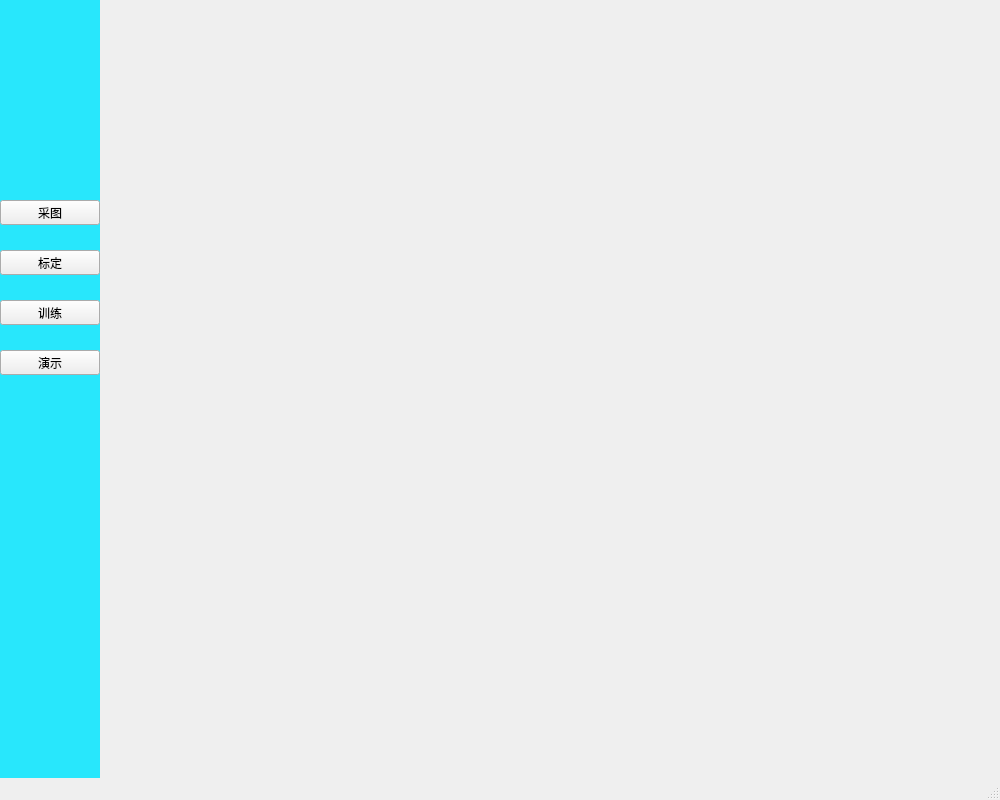
Before: the Qt Designer form resource/ui/main.ui in dongdong123456/Versionary_3D, drawn with Qt 5.
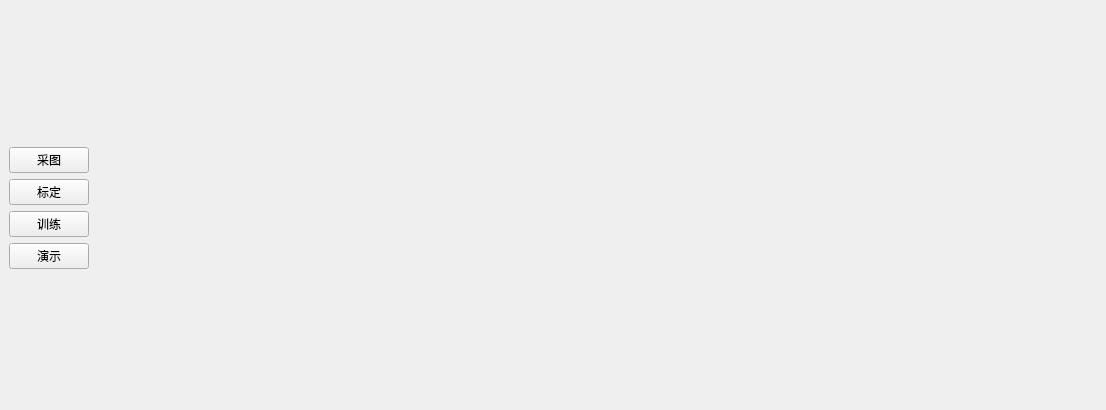
After: the same form once the commit is applied. Icons and pictures are not drawn.

```diff
--- a/resource/ui/main.ui
+++ b/resource/ui/main.ui
@@ -6,8 +6,8 @@
    <rect>
     <x>0</x>
     <y>0</y>
-    <width>1000</width>
-    <height>800</height>
+    <width>1106</width>
+    <height>410</height>
    </rect>
   </property>
   <property name="sizePolicy">
@@ -18,81 +18,33 @@
   </property>
   <property name="minimumSize">
    <size>
-    <width>1000</width>
-    <height>800</height>
-   </size>
-  </property>
-  <property name="maximumSize">
-   <size>
-    <width>1000</width>
-    <height>800</height>
+    <width>200</width>
+    <height>200</height>
    </size>
   </property>
   <property name="windowTitle">
    <string>Version3D</string>
   </property>
   <widget class="QWidget" name="centralwidget">
-   <widget class="QLabel" name="label_2">
-    <property name="geometry">
-     <rect>
-      <x>0</x>
-      <y>0</y>
-      <width>100</width>
-      <height>800</height>
-     </rect>
-    </property>
     <property name="sizePolicy">
-     <sizepolicy hsizetype="Fixed" vsizetype="Fixed">
+    <sizepolicy hsizetype="Expanding" vsizetype="Expanding">
       <horstretch>0</horstretch>
       <verstretch>0</verstretch>
      </sizepolicy>
     </property>
-    <property name="minimumSize">
-     <size>
-      <width>100</width>
-      <height>800</height>
-     </size>
-    </property>
-    <property name="maximumSize">
-     <size>
-      <width>100</width>
-      <height>800</height>
-     </size>
-    </property>
-    <property name="autoFillBackground">
-     <bool>false</bool>
-    </property>
-    <property name="styleSheet">
-     <string notr="true">background-color:rgb(40, 231, 252)</string>
-    </property>
-    <property name="text">
-     <string/>
-    </property>
-    <property name="textFormat">
-     <enum>Qt::AutoText</enum>
-    </property>
-   </widget>
+   <layout class="QFormLayout" name="formLayout">
+    <item row="0" column="0" colspan="2">
+     <layout class="QFormLayout" name="formLayout_2">
+      <item row="0" column="0">
+       <layout class="QVBoxLayout" name="verticalLayout" stretch="2,0,0,0,0,2">
+        <item>
    <widget class="QLabel" name="label">
-    <property name="geometry">
-     <rect>
-      <x>0</x>
-      <y>30</y>
-      <width>100</width>
-      <height>100</height>
-     </rect>
-    </property>
     <property name="sizePolicy">
      <sizepolicy hsizetype="Expanding" vsizetype="Expanding">
       <horstretch>0</horstretch>
       <verstretch>0</verstretch>
      </sizepolicy>
     </property>
-    <property name="maximumSize">
-     <size>
-      <width>100</width>
-      <height>100</height>
-     </size>
-    </property>
     <property name="text">
      <string/>
     </property>
@@ -103,82 +55,142 @@
      <bool>true</bool>
     </property>
    </widget>
+        </item>
+        <item>
    <widget class="QPushButton" name="pushButton_2">
-    <property name="geometry">
-     <rect>
-      <x>0</x>
-      <y>200</y>
-      <width>100</width>
-      <height>25</height>
-     </rect>
+          <property name="sizePolicy">
+           <sizepolicy hsizetype="Expanding" vsizetype="Expanding">
+            <horstretch>0</horstretch>
+            <verstretch>0</verstretch>
+           </sizepolicy>
     </property>
     <property name="text">
      <string>采图</string>
     </property>
-   </widget>
+          <property name="checkable">
+           <bool>false</bool>
+          </property>
+          <property name="autoRepeat">
+           <bool>false</bool>
+          </property>
+          <property name="autoExclusive">
+           <bool>false</bool>
+          </property>
+          <property name="autoDefault">
+           <bool>false</bool>
+          </property>
+         </widget>
+        </item>
+        <item>
    <widget class="QPushButton" name="pushButton">
-    <property name="geometry">
-     <rect>
-      <x>0</x>
-      <y>250</y>
-      <width>100</width>
-      <height>25</height>
-     </rect>
+          <property name="sizePolicy">
+           <sizepolicy hsizetype="Expanding" vsizetype="Expanding">
+            <horstretch>0</horstretch>
+            <verstretch>0</verstretch>
+           </sizepolicy>
+          </property>
+          <property name="acceptDrops">
+           <bool>false</bool>
+          </property>
+          <property name="autoFillBackground">
+           <bool>true</bool>
     </property>
     <property name="text">
      <string>标定</string>
     </property>
-   </widget>
+          <property name="checkable">
+           <bool>false</bool>
+          </property>
+          <property name="autoRepeat">
+           <bool>false</bool>
+          </property>
+          <property name="autoExclusive">
+           <bool>false</bool>
+          </property>
+          <property name="autoDefault">
+           <bool>false</bool>
+          </property>
+         </widget>
+        </item>
+        <item>
    <widget class="QPushButton" name="pushButton_3">
-    <property name="geometry">
-     <rect>
-      <x>0</x>
-      <y>300</y>
-      <width>100</width>
-      <height>25</height>
-     </rect>
+          <property name="sizePolicy">
+           <sizepolicy hsizetype="Expanding" vsizetype="Expanding">
+            <horstretch>0</horstretch>
+            <verstretch>0</verstretch>
+           </sizepolicy>
     </property>
     <property name="text">
      <string>训练</string>
     </property>
-   </widget>
-   <widget class="QStackedWidget" name="stackedWidget">
-    <property name="geometry">
-     <rect>
-      <x>100</x>
-      <y>0</y>
-      <width>900</width>
-      <height>800</height>
-     </rect>
-    </property>
-    <widget class="QWidget" name="page"/>
-    <widget class="QWidget" name="page_2"/>
-   </widget>
+          <property name="checkable">
+           <bool>false</bool>
+          </property>
+          <property name="autoRepeat">
+           <bool>false</bool>
+          </property>
+          <property name="autoExclusive">
+           <bool>false</bool>
+          </property>
+          <property name="autoDefault">
+           <bool>false</bool>
+          </property>
+         </widget>
+        </item>
+        <item>
    <widget class="QPushButton" name="pushButton_4">
-    <property name="geometry">
-     <rect>
-      <x>0</x>
-      <y>350</y>
-      <width>100</width>
-      <height>25</height>
-     </rect>
+          <property name="sizePolicy">
+           <sizepolicy hsizetype="Expanding" vsizetype="Expanding">
+            <horstretch>0</horstretch>
+            <verstretch>0</verstretch>
+           </sizepolicy>
     </property>
     <property name="text">
      <string>演示</string>
     </property>
-   </widget>
-  </widget>
-  <widget class="QMenuBar" name="menubar">
-   <property name="geometry">
-    <rect>
-     <x>0</x>
-     <y>0</y>
-     <width>1000</width>
-     <height>23</height>
-    </rect>
-   </property>
-  </widget>
-  <widget class="QStatusBar" name="statusbar"/>
+          <property name="checkable">
+           <bool>false</bool>
+          </property>
+          <property name="autoRepeat">
+           <bool>false</bool>
+          </property>
+          <property name="autoExclusive">
+           <bool>false</bool>
+          </property>
+          <property name="autoDefault">
+           <bool>false</bool>
+          </property>
+         </widget>
+        </item>
+        <item>
+         <spacer name="verticalSpacer">
+          <property name="orientation">
+           <enum>Qt::Vertical</enum>
+          </property>
+          <property name="sizeHint" stdset="0">
+           <size>
+            <width>20</width>
+            <height>40</height>
+           </size>
+          </property>
+         </spacer>
+        </item>
+       </layout>
+      </item>
+      <item row="0" column="1">
+       <widget class="QStackedWidget" name="stackedWidget">
+        <property name="sizePolicy">
+         <sizepolicy hsizetype="Expanding" vsizetype="Expanding">
+          <horstretch>0</horstretch>
+          <verstretch>0</verstretch>
+         </sizepolicy>
+        </property>
+       </widget>
+      </item>
+     </layout>
+    </item>
+   </layout>
+  </widget>
  </widget>
  <resources/>
  <connections/>
```
Left out of the diff: 2 changed lines with no effect on the pictures. Lines whose indentation alone changed are shown as unchanged.
